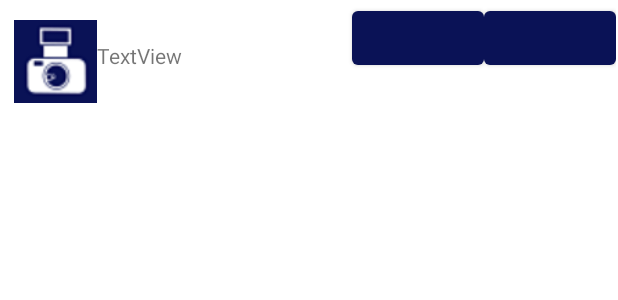
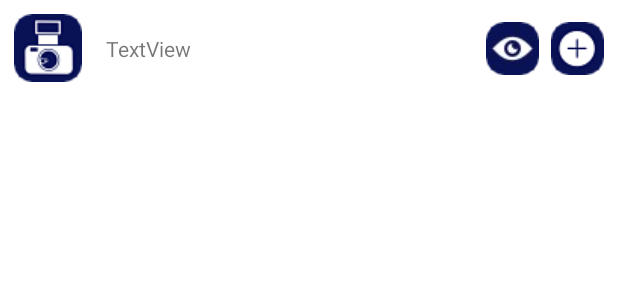
Before and after one commit to DieChiChat/DieChiChat-apk, an Android app: the layout content_rv_clientes.xml on its own in the app's theme, with its tools: preview values and no code run, on a phone screen of 412 x 824 dp. Shown: the top 300 px of the screen. Run offline under Robolectric (Android 15) with nearby library versions, the phone set to English and light mode, and no system bars.

Commit message:
Mis clientes layout recicler

```diff
--- a/app/src/main/res/layout/content_rv_clientes.xml
+++ b/app/src/main/res/layout/content_rv_clientes.xml
@@ -11,38 +11,45 @@
 
     <ImageView
         android:id="@+id/imageView4"
-        android:layout_width="55dp"
-        android:layout_height="63dp"
+        android:layout_width="0dp"
+        android:layout_height="wrap_content"
         android:layout_marginStart="8dp"
         android:layout_marginTop="8dp"
         app:layout_constraintStart_toStartOf="parent"
         app:layout_constraintTop_toTopOf="parent"
-        tools:src="@drawable/foto_camara_icono_opt" />
+        tools:src="@drawable/foto_camara_icono_round" />
 
     <TextView
         android:id="@+id/tv_nombreCli"
         android:layout_width="0dp"
         android:layout_height="wrap_content"
-        android:layout_marginTop="8dp"
-        android:layout_marginBottom="8dp"
+        android:layout_marginStart="16dp"
         android:text="TextView"
-        app:layout_constraintBottom_toBottomOf="parent"
-        app:layout_constraintEnd_toStartOf="@+id/button4"
+        app:layout_constraintBottom_toBottomOf="@+id/imageView4"
+        app:layout_constraintEnd_toStartOf="@+id/imageButton2"
         app:layout_constraintStart_toEndOf="@+id/imageView4"
-        app:layout_constraintTop_toTopOf="parent" />
+        app:layout_constraintTop_toTopOf="@+id/imageView4" />
 
-    <Button
-        android:id="@+id/button4"
+    <ImageButton
+        android:id="@+id/imageButton2"
         android:layout_width="wrap_content"
         android:layout_height="wrap_content"
-        app:layout_constraintEnd_toStartOf="@+id/button5"
-        tools:layout_editor_absoluteY="16dp" />
+        android:layout_marginEnd="8dp"
+        android:background="@color/white"
+        android:src="@drawable/ver_ojo_round"
+        app:layout_constraintBottom_toBottomOf="@+id/imageView4"
+        app:layout_constraintEnd_toStartOf="@+id/imageButton3"
+        app:layout_constraintTop_toTopOf="@+id/imageView4" />
 
-    <Button
-        android:id="@+id/button5"
+    <ImageButton
+        android:id="@+id/imageButton3"
         android:layout_width="wrap_content"
         android:layout_height="wrap_content"
-        app:layout_constraintBaseline_toBaselineOf="@+id/button4"
-        app:layout_constraintEnd_toEndOf="parent" />
+        android:layout_marginEnd="8dp"
+        android:background="@color/white"
+        android:src="@drawable/add_cli_round"
+        app:layout_constraintBottom_toBottomOf="@+id/imageButton2"
+        app:layout_constraintEnd_toEndOf="parent"
+        app:layout_constraintTop_toTopOf="@+id/imageButton2" />
 
 </androidx.constraintlayout.widget.ConstraintLayout>
```
Also changed, not shown: app/src/main/res/drawable/add_cli_round.png (added), app/src/main/res/drawable/foto_camara_icono_round.png (added), app/src/main/res/drawable/ver_ojo_round.png (added).
